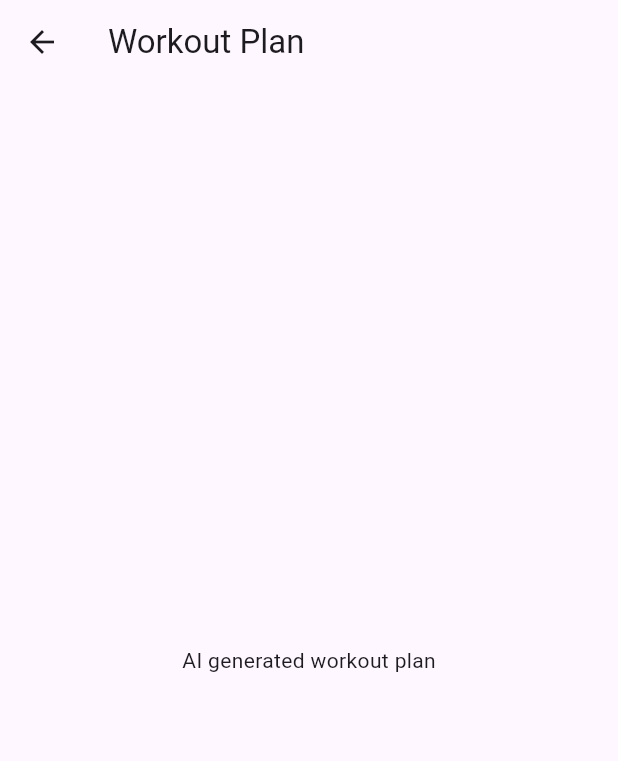
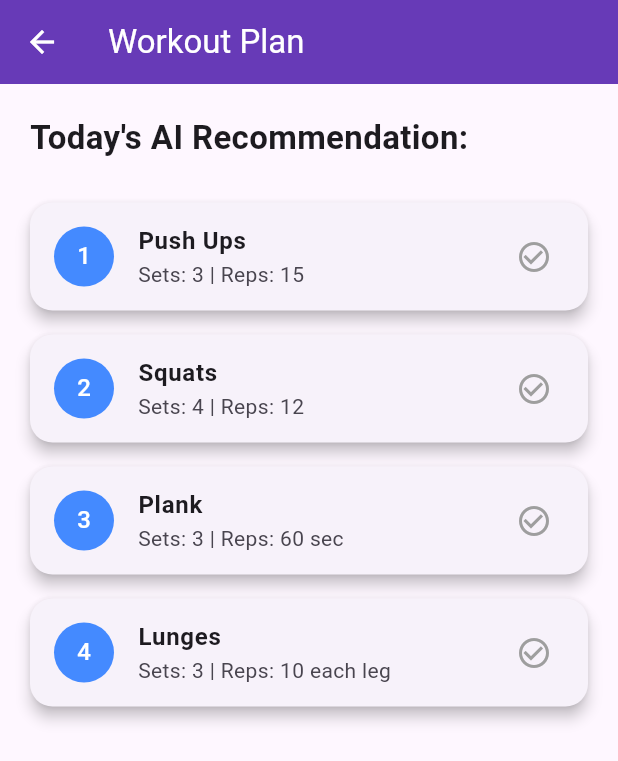
Before and after one commit to Mussa19/aurafit-ai, a Flutter app: the PlanScreen screen opened directly, on a phone screen of 412 x 824 dp. Shown: the top 761 px of the screen. Run offline on Flutter 3.47's test engine with Material 3 defaults, Android fonts, the phone set to English and light mode, and no system bars.

Commit message:
all my screen will be change

```diff
--- a/lib/screens/food_screen.dart
+++ b/lib/screens/food_screen.dart
@@ -1,17 +1,20 @@
 import 'package:flutter/material.dart';
 
 class FoodScreen extends StatelessWidget {
-
   const FoodScreen({super.key});
 
   @override
   Widget build(BuildContext context) {
-
     return Scaffold(
       appBar: AppBar(
         title: const Text("Nutrition"),
-
-
+      ),
+      // Added a body here to fix the syntax error
+      body: const Center(
+        child: Text(
+          "Nutritional information will appear here",
+          style: TextStyle(fontSize: 18),
+        ),
       ),
     );
   }
--- a/lib/screens/plan_screen.dart
+++ b/lib/screens/plan_screen.dart
@@ -1,18 +1,59 @@
 import 'package:flutter/material.dart';
 
 class PlanScreen extends StatelessWidget {
-
   const PlanScreen({super.key});
 
   @override
   Widget build(BuildContext context) {
+    // Basic dummy data for your AI-generated plan
+    final List<Map<String, String>> exercises = [
+      {"name": "Push Ups", "sets": "3", "reps": "15"},
+      {"name": "Squats", "sets": "4", "reps": "12"},
+      {"name": "Plank", "sets": "3", "reps": "60 sec"},
+      {"name": "Lunges", "sets": "3", "reps": "10 each leg"},
+    ];
 
     return Scaffold(
       appBar: AppBar(
         title: const Text("Workout Plan"),
+        backgroundColor: Colors.deepPurple,
+        foregroundColor: Colors.white,
       ),
-      body: const Center(
-        child: Text("AI generated workout plan"),
+      body: Column(
+        crossAxisAlignment: CrossAxisAlignment.start,
+        children: [
+          const Padding(
+            padding: EdgeInsets.all(20.0),
+            child: Text(
+              "Today's AI Recommendation:",
+              style: TextStyle(fontSize: 22, fontWeight: FontWeight.bold),
+            ),
+          ),
+          Expanded(
+            child: ListView.builder(
+              itemCount: exercises.length,
+              itemBuilder: (context, index) {
+                return Card(
+                  margin: const EdgeInsets.symmetric(horizontal: 20, vertical: 8),
+                  elevation: 4,
+                  shape: RoundedRectangleBorder(borderRadius: BorderRadius.circular(15)),
+                  child: ListTile(
+                    leading: CircleAvatar(
+                      backgroundColor: Colors.blueAccent,
+                      child: Text("${index + 1}", style: const TextStyle(color: Colors.white)),
+                    ),
+                    title: Text(
+                      exercises[index]["name"]!,
+                      style: const TextStyle(fontWeight: FontWeight.bold),
+                    ),
+                    subtitle: Text("Sets: ${exercises[index]["sets"]} | Reps: ${exercises[index]["reps"]}"),
+                    trailing: const Icon(Icons.check_circle_outline, color: Colors.grey),
+                  ),
+                );
+              },
+            ),
+          ),
+        ],
       ),
     );
   }
```
